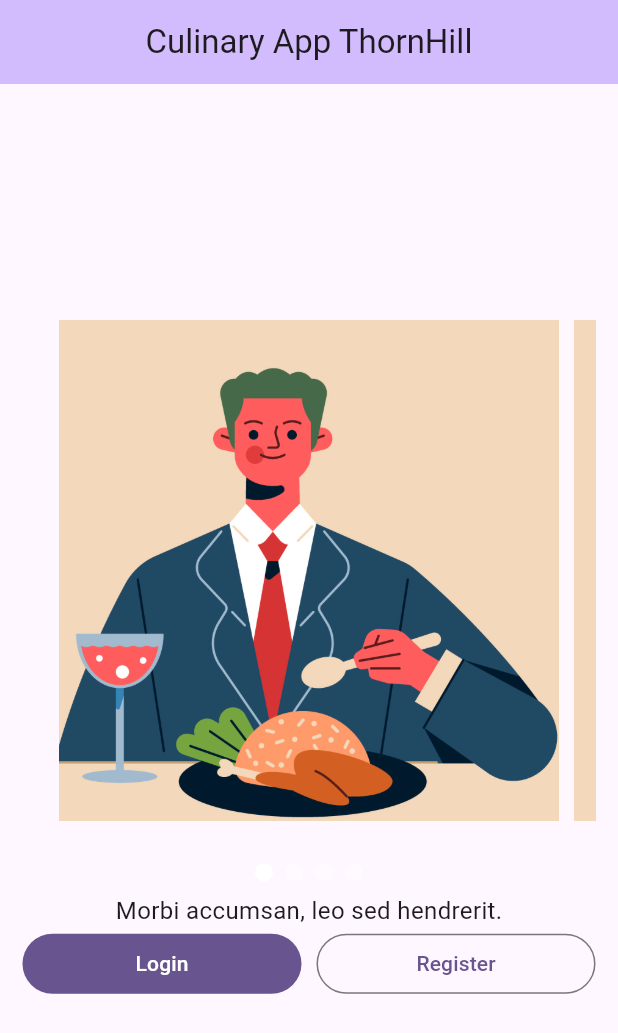
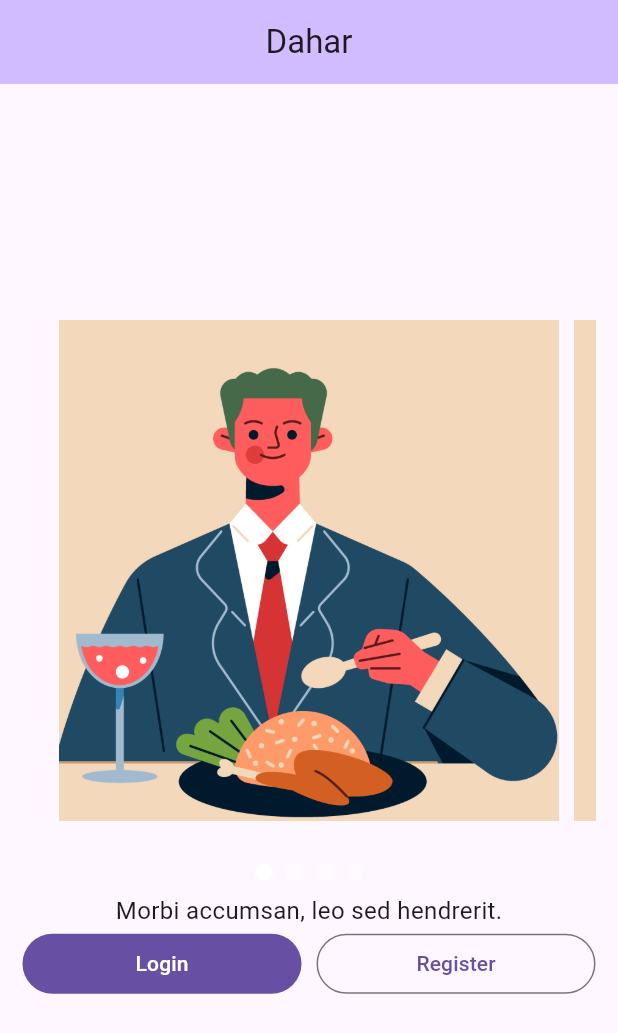
Before and after one commit to febrianrahmana/culinary-app, a Flutter app: the screen it shows after launch, on a phone screen of 412 x 824 dp. Shown: the top 1033 px of the screen. Run offline on Flutter 3.47's test engine with Material 3 defaults, Android fonts, the light colour scheme and no system bars; drawn by our look-alikes of flutter_carousel_widget; our stand-ins replace bloc, cloud_firestore, firebase_auth, firebase_core, flutter_bloc; accounts and stored records are empty.

Commit message:
Add more screens

```diff
--- /dev/null
+++ b/lib/common_widgets/obscured_textfield.dart
@@ -0,0 +1 @@
+import 'package:flutter/material.dart';
--- /dev/null
+++ b/lib/features/authentication/authentication_flow.dart
@@ -0,0 +1,24 @@
+import 'package:culinary_app/features/welcome/welcome_screen.dart';
+import 'package:culinary_app/features/home/home_screen.dart';
+import 'package:flutter/material.dart';
+import 'package:firebase_auth/firebase_auth.dart';
+
+class AuthenticationFlow extends StatelessWidget {
+  const AuthenticationFlow({super.key});
+  static String id = 'main screen';
+  @override
+  Widget build(BuildContext context) {
+    return Scaffold(
+      body: StreamBuilder<User?>(
+        stream: FirebaseAuth.instance.authStateChanges(),
+        builder: (context, snapshot) {
+          if (snapshot.hasData) {
+            return const HomeScreen();
+          } else {
+            return const WelcomeScreen();
+          }
+        },
+      ),
+    );
+  }
+}
--- /dev/null
+++ b/lib/features/welcome/welcome_screen.dart
@@ -0,0 +1,69 @@
+import 'package:culinary_app/features/authentication/login/login_screen.dart';
+import 'package:culinary_app/features/authentication/registration/registration_screen.dart';
+import 'package:flutter/material.dart';
+import 'package:flutter_carousel_widget/flutter_carousel_widget.dart';
+
+class WelcomeScreen extends StatelessWidget {
+  const WelcomeScreen({super.key});
+
+  @override
+  Widget build(BuildContext context) {
+    return Scaffold(
+      appBar: AppBar(
+        backgroundColor: Theme.of(context).colorScheme.inversePrimary,
+        title: const Text('Dahar'),
+        centerTitle: true,
+      ),
+      body: Container(
+      padding: const EdgeInsets.all(15.0),
+      child: Center(
+        child: Column(
+          mainAxisAlignment: MainAxisAlignment.center,
+          children: <Widget>[
+            FlutterCarousel(
+              options: CarouselOptions(
+                showIndicator: true,
+                slideIndicator: const CircularSlideIndicator(),
+                autoPlay: true,
+              ),
+              items: [1,2,3,4].map((i) {
+                return Builder(
+                  builder: (BuildContext context) {
+                    return Container(
+                      width: MediaQuery.of(context).size.width,
+                      margin: const EdgeInsets.symmetric(horizontal: 5.0),
+                      child: Column(
+                        children: <Widget>[
+                          Image.asset('assets/images/photo$i.png'),
+                        ],
+                      )
+                    );
+                  }
+                );
+              }).toList(),
+            ),
+            const Text('Morbi accumsan, leo sed hendrerit.', style: TextStyle(fontSize: 16.0)),
+            Row(
+              children: <Widget>[
+                Expanded(
+                  child: FilledButton(
+                    onPressed: () => {Navigator.pushNamed(context, LoginScreen.id)},
+                    child: const Text('Login')
+                  ),
+                ),
+                const SizedBox(width: 10.0),
+                Expanded(
+                  child: OutlinedButton(
+                    onPressed: () => {Navigator.pushNamed(context, RegistrationScreen.id)},
+                    child: const Text('Register')
+                  ),
+                ),
+              ]
+            )
+          ],
+        ),
+      ),
+      )
+    );
+  }
+}
--- a/lib/main.dart
+++ b/lib/main.dart
@@ -1,9 +1,19 @@
+import 'dart:async';
+import 'package:culinary_app/features/authentication/authentication_flow.dart';
+import 'package:culinary_app/features/authentication/login/login_screen.dart';
+import 'package:culinary_app/features/authentication/registration/registration_screen.dart';
 import 'package:flutter/material.dart';
-import 'package:flutter_carousel_widget/flutter_carousel_widget.dart';
 import 'package:firebase_core/firebase_core.dart';
 import 'firebase_options.dart';
+import 'package:firebase_auth/firebase_auth.dart';
+import 'package:bloc/bloc.dart';
+import 'package:flutter_bloc/flutter_bloc.dart';
 
-void main() {
+Future<void> main() async {
+  WidgetsFlutterBinding.ensureInitialized();
+  await Firebase.initializeApp(
+    options: DefaultFirebaseOptions.currentPlatform,
+  );
   runApp(const MyApp());
 }
 
@@ -14,27 +24,12 @@ class MyApp extends StatelessWidget {
   @override
   Widget build(BuildContext context) {
     return MaterialApp(
-      title: 'Flutter Demo',
+      title: 'Dahar',
       theme: ThemeData(
-        // This is the theme of your application.
-        //
-        // TRY THIS: Try running your application with "flutter run". You'll see
-        // the application has a purple toolbar. Then, without quitting the app,
-        // try changing the seedColor in the colorScheme below to Colors.green
-        // and then invoke "hot reload" (save your changes or press the "hot
-        // reload" button in a Flutter-supported IDE, or press "r" if you used
-        // the command line to start the app).
-        //
-        // Notice that the counter didn't reset back to zero; the application
-        // state is not lost during the reload. To reset the state, use hot
-        // restart instead.
-        //
-        // This works for code too, not just values: Most code changes can be
-        // tested with just a hot reload.
         colorScheme: ColorScheme.fromSeed(seedColor: Colors.deepPurple),
         useMaterial3: true,
       ),
-      home: const MyHomePage(title: 'Culinary App ThornHill'),
+      home: const MyHomePage(title: 'Dahar'),
     );
   }
 }
@@ -59,102 +54,15 @@ class MyHomePage extends StatefulWidget {
 
 class _MyHomePageState extends State<MyHomePage> {
 
-
   @override
   Widget build(BuildContext context) {
-    // This method is rerun every time setState is called, for instance as done
-    // by the _incrementCounter method above.
-    //
-    // The Flutter framework has been optimized to make rerunning build methods
-    // fast, so that you can just rebuild anything that needs updating rather
-    // than having to individually change instances of widgets.
-    return Scaffold(
-      appBar: AppBar(
-        // TRY THIS: Try changing the color here to a specific color (to
-        // Colors.amber, perhaps?) and trigger a hot reload to see the AppBar
-        // change color while the other colors stay the same.
-        backgroundColor: Theme.of(context).colorScheme.inversePrimary,
-        // Here we take the value from the MyHomePage object that was created by
-        // the App.build method, and use it to set our appbar title.
-        title: Text(widget.title),
-        centerTitle: true,
-      ),
-      body: Container(
-      padding: const EdgeInsets.all(15.0),
-      child: Center(
-        // Center is a layout widget. It takes a single child and positions it
-        // in the middle of the parent.
-        child: Column(
-          // Column is also a layout widget. It takes a list of children and
-          // arranges them vertically. By default, it sizes itself to fit its
-          // children horizontally, and tries to be as tall as its parent.
-          //
-          // Column has various properties to control how it sizes itself and
-          // how it positions its children. Here we use mainAxisAlignment to
-          // center the children vertically; the main axis here is the vertical
-          // axis because Columns are vertical (the cross axis would be
-          // horizontal).
-          //
-          // TRY THIS: Invoke "debug painting" (choose the "Toggle Debug Paint"
-          // action in the IDE, or press "p" in the console), to see the
-          // wireframe for each widget.
-          mainAxisAlignment: MainAxisAlignment.center,
-
-          children: <Widget>[
-            FlutterCarousel(
-              options: CarouselOptions(
-                showIndicator: true,
-                slideIndicator: const CircularSlideIndicator(),
-                autoPlay: true,
-              ),
-              items: [1,2,3,4].map((i) {
-                return Builder(
-                  builder: (BuildContext context) {
-                    return Container(
-                      width: MediaQuery.of(context).size.width,
-                      margin: const EdgeInsets.symmetric(horizontal: 5.0),
-                      child: Column(
-                        children: <Widget>[
-                          Image.asset('assets/images/photo$i.png'),
-                        ],
-                      )
-                    );
-                  }
-                );
-              }).toList(),
-            ),
-            const Text('Morbi accumsan, leo sed hendrerit.', style: TextStyle(fontSize: 16.0)),
-            Row(
-              children: <Widget>[
-                Expanded(
-                  child: FilledButton(
-                    onPressed: () => {snackBarDebug(context, "Login")},
-                    child: const Text('Login')
-                  ),
-                ),
-                const SizedBox(width: 10.0),
-                // TODO: Add padding in between by wrapping
-                Expanded(
-                  child: OutlinedButton(
-                    onPressed: () => {snackBarDebug(context, "Register")},
-                    child: const Text('Register')
-                  ),
-                ),
-              ]
-            )
-          ],
-        ),
-      ),
-      )
+    return MaterialApp(
+      title: 'Dahar',
+      home: const AuthenticationFlow(),
+      routes: {
+        LoginScreen.id: (context) => const LoginScreen(),
+        RegistrationScreen.id: (context) => const RegistrationScreen()
+      }
     );
   }
 }
-
-// Quick function to create snackBar testing for onPressed
-void snackBarDebug(BuildContext context, String caller) {
-  ScaffoldMessenger.of(context).showSnackBar(
-    SnackBar(
-      content: Text('$caller called!')
-    )
-  );
-}
--- a/pubspec.yaml
+++ b/pubspec.yaml
@@ -37,6 +37,9 @@ dependencies:
   cupertino_icons: ^1.0.2
   flutter_carousel_widget: ^2.2.0
   firebase_core: ^2.24.2
+  firebase_auth: ^4.16.0
+  flutter_bloc: ^8.1.3
+  cloud_firestore: ^4.14.0
 
 dev_dependencies:
   flutter_test:
```
Also changed, not shown: lib/bloc/authentication_bloc.dart (added, +47 -0 lines), lib/bloc/authentication_event.dart (added, +21 -0 lines), lib/bloc/authentication_state.dart (added, +32 -0 lines), lib/features/authentication/login/login_screen.dart (added, +24 -0 lines), lib/features/authentication/registration/registration_screen.dart (added, +111 -0 lines), lib/features/home/home_screen.dart (added, +53 -0 lines), lib/models/models.dart (added, +36 -0 lines), lib/utilities/auth.dart (added, +51 -0 lines), pubspec.lock, 3 other files.
